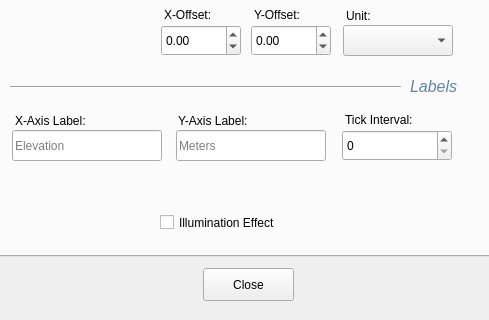
Above: mapui/support/interfaces/options.ui from cheapstr73/mapui before the change; both pictures show x 0 to 489 and y 222 to 542 of the 489 by 542 pixel window. Below: the same form after it.
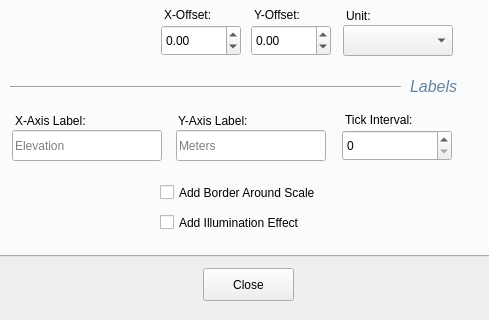
That is the form after the change. Icons and pictures are not drawn.

The edit to the form file:
```diff
--- a/mapui/support/interfaces/options.ui
+++ b/mapui/support/interfaces/options.ui
@@ -2976,12 +2976,25 @@
       <rect>
        <x>160</x>
        <y>410</y>
-       <width>151</width>
+       <width>181</width>
        <height>21</height>
       </rect>
      </property>
      <property name="text">
-      <string>Illumination Effect</string>
+      <string>Add Illumination Effect</string>
+     </property>
+    </widget>
+    <widget class="QCheckBox" name="chk_illuminate_2">
+     <property name="geometry">
+      <rect>
+       <x>160</x>
+       <y>380</y>
+       <width>191</width>
+       <height>21</height>
+      </rect>
+     </property>
+     <property name="text">
+      <string>Add Border Around Scale</string>
      </property>
     </widget>
    </widget>
```
Left out of the diff: 2 changed lines with no effect on the pictures.
